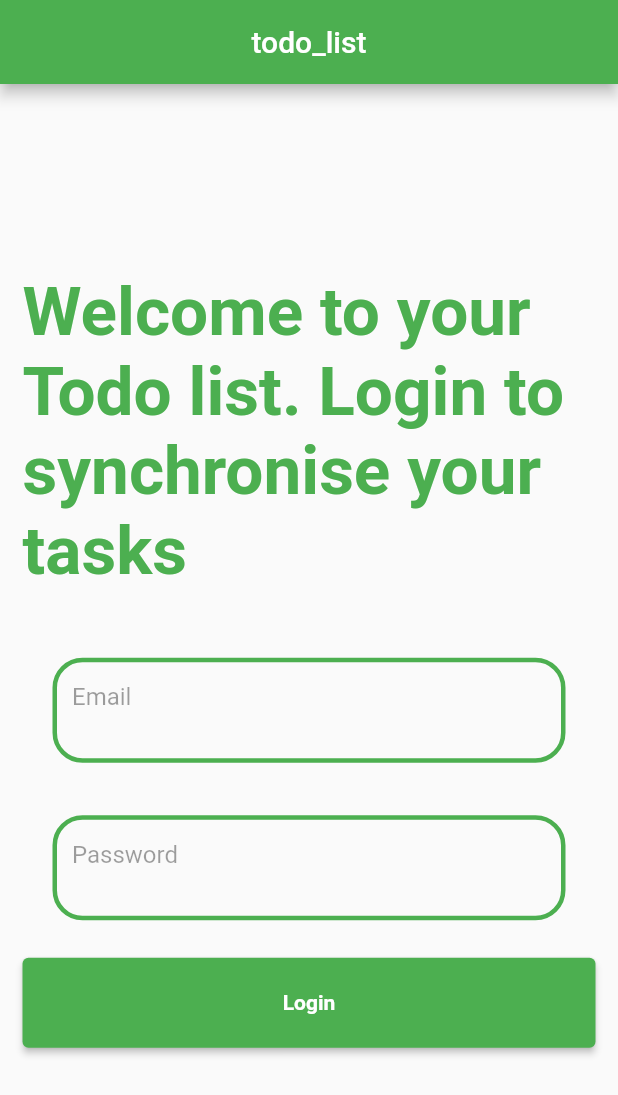
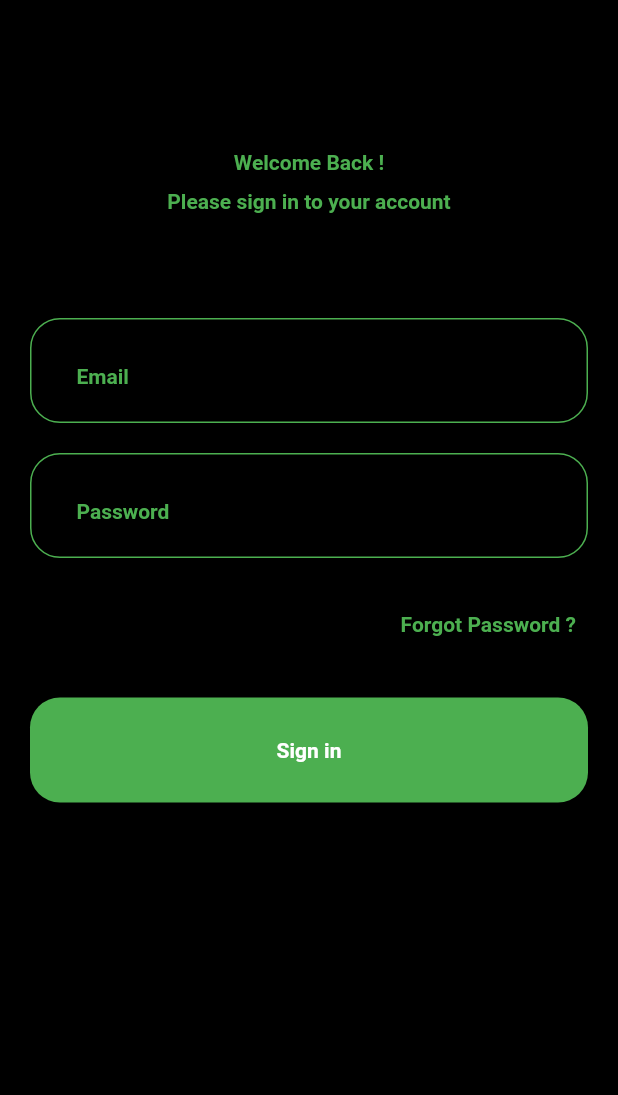
Before and after one commit to ClichyMercury/todo_list, a Flutter app: the screen it shows after launch, on a phone screen of 412 x 824 dp. Shown: the top 1095 px of the screen. Run offline on Flutter 3.47's test engine with Material 2 defaults, Android fonts, the phone set to English and light mode, and no system bars; our stand-ins replace equatable.

Commit message:
refactorisation es elements

```diff
--- /dev/null
+++ b/lib/features/loginAndRegister/presenter/pages/login_page.dart
@@ -0,0 +1,117 @@
+import 'package:flutter/material.dart';
+import 'package:todo_list/features/loginAndRegister/widgets/main_button.dart';
+import 'package:todo_list/features/loginAndRegister/widgets/text_fild.dart';
+
+class LoginPage extends StatefulWidget {
+  LoginPage({
+    Key? key,
+  }) : super(key: key);
+
+  @override
+  _LoginPageState createState() => _LoginPageState();
+}
+
+class _LoginPageState extends State<LoginPage> {
+  TextEditingController userName = TextEditingController();
+  TextEditingController userPass = TextEditingController();
+  final FocusNode _userNameFocusNode = FocusNode();
+  final FocusNode _userPassFocusNode = FocusNode();
+
+  String get email => userName.text;
+  String get password => userPass.text;
+
+  bool _isLoading = false;
+
+  @override
+  Widget build(BuildContext context) {
+    return Scaffold(
+      backgroundColor: Colors.black,
+      body: Padding(
+        padding: EdgeInsets.only(top: 50.0),
+        child: SingleChildScrollView(
+          child: Column(
+            children: [
+              SizedBox(height: 50.0),
+              _buildHeader(),
+              SizedBox(height: 10.0),
+              Text(
+                'Please sign in to your account',
+                style: TextStyle(
+                  fontSize: 14,
+                  color: Colors.green,
+                  fontWeight: FontWeight.bold,
+                ),
+              ),
+              SizedBox(height: 60.0),
+              textFild(
+                enabled: _isLoading == false,
+                focusNode: _userNameFocusNode,
+                textInputAction: TextInputAction.next,
+                keyBordType: TextInputType.emailAddress,
+                controller: userName,
+                image: 'user.svg',
+                hintTxt: 'Email',
+              ),
+              textFild(
+                enabled: _isLoading == false,
+                focusNode: _userPassFocusNode,
+                textInputAction: TextInputAction.done,
+                controller: userPass,
+                image: 'hide.svg',
+                isObs: true,
+                hintTxt: 'Password',
+              ),
+              SizedBox(height: 10.0),
+              Align(
+                alignment: Alignment.centerRight,
+                child: Padding(
+                  padding: EdgeInsets.only(right: 20.0),
+                  child: TextButton(
+                    onPressed: () {},
+                    child: Text(
+                      'Forgot Password ?',
+                      style: TextStyle(
+                        fontSize: 14,
+                        color: Colors.green,
+                        fontWeight: FontWeight.bold,
+                      ),
+                    ),
+                  ),
+                ),
+              ),
+              SizedBox(height: 25.0),
+              Align(
+                alignment: Alignment.bottomCenter,
+                child: Column(
+                  children: [
+                    Mainbutton(
+                      onTap: () {},
+                      text: 'Sign in',
+                      btnColor: Colors.green,
+                    ),
+                  ],
+                ),
+              )
+            ],
+          ),
+        ),
+      ),
+    );
+  }
+
+  Widget _buildHeader() {
+    if (_isLoading) {
+      return Center(
+        child: CircularProgressIndicator(),
+      );
+    }
+    return Text(
+      'Welcome Back !',
+      style: TextStyle(
+        fontSize: 14,
+        color: Colors.green,
+        fontWeight: FontWeight.bold,
+      ),
+    );
+  }
+}
--- /dev/null
+++ b/lib/features/loginAndRegister/widgets/main_button.dart
@@ -0,0 +1,52 @@
+import 'package:flutter/material.dart';
+
+
+class Mainbutton extends StatelessWidget {
+  final Function() onTap;
+  final String text;
+  final String? image;
+  final Color? txtColor;
+  final Color btnColor;
+  const Mainbutton({
+    Key? key,
+    required this.onTap,
+    required this.text,
+    this.image,
+    this.txtColor,
+    required this.btnColor,
+  }) : super(key: key);
+
+  @override
+  Widget build(BuildContext context) {
+    return GestureDetector(
+      onTap: onTap,
+      child: Container(
+        height: 70.0,
+        margin: EdgeInsets.symmetric(horizontal: 20.0),
+        decoration: BoxDecoration(
+          color: btnColor,
+          borderRadius: BorderRadius.circular(20.0),
+        ),
+        child: Row(
+          mainAxisAlignment: MainAxisAlignment.center,
+          children: [
+            if (image != null)
+              Image.asset(
+                'assets/images/$image',
+                height: 25.0,
+                width: 60.0,
+              ),
+            Text(
+              text,
+              style: TextStyle(
+                fontSize: 14,
+                color: Colors.white,
+                fontWeight: FontWeight.bold,
+              )
+            )
+          ],
+        ),
+      ),
+    );
+  }
+}
--- /dev/null
+++ b/lib/features/loginAndRegister/widgets/text_fild.dart
@@ -0,0 +1,58 @@
+import 'package:flutter/material.dart';
+
+Widget textFild({
+  required String hintTxt,
+  required String image,
+  required TextEditingController controller,
+  bool isObs = false,
+  TextInputType? keyBordType,
+  TextInputAction? textInputAction,
+  FocusNode? focusNode,
+  String? errorText,
+  required bool enabled,
+}) {
+  return Container(
+    height: 70.0,
+    padding: EdgeInsets.symmetric(horizontal: 30.0),
+    margin: EdgeInsets.symmetric(
+      horizontal: 20.0,
+      vertical: 10.0,
+    ),
+    decoration: BoxDecoration(
+        borderRadius: BorderRadius.circular(20.0),
+        border: Border.all(color: Colors.green)),
+    child: Row(
+      mainAxisAlignment: MainAxisAlignment.spaceBetween,
+      children: [
+        Container(
+          width: 270.0,
+          child: TextField(
+            focusNode: focusNode,
+            textInputAction: textInputAction,
+            autocorrect: false,
+            controller: controller,
+            textAlignVertical: TextAlignVertical.center,
+            obscureText: isObs,
+            keyboardType: keyBordType,
+            decoration: InputDecoration(
+              enabled: enabled,
+              errorText: errorText,
+              border: InputBorder.none,
+              hintText: hintTxt,
+              hintStyle: TextStyle(
+                fontSize: 14,
+                color: Colors.green,
+                fontWeight: FontWeight.bold,
+              ),
+            ),
+            style: TextStyle(
+              fontSize: 14,
+              color: Colors.white,
+              fontWeight: FontWeight.w600,
+            ),
+          ),
+        ),
+      ],
+    ),
+  );
+}
--- a/lib/main.dart
+++ b/lib/main.dart
@@ -1,4 +1,6 @@
 import 'package:flutter/material.dart';
+
+import 'features/loginAndRegister/presenter/pages/login_page.dart';
 
 void main() {
   runApp(const MyApp());
@@ -15,142 +17,7 @@ class MyApp extends StatelessWidget {
       theme: ThemeData(
         primarySwatch: Colors.green,
       ),
-      home: const MyHomePage(),
+      home: LoginPage(),
     );
   }
 }
-
-class MyHomePage extends StatefulWidget {
-  const MyHomePage({
-    super.key,
-  });
-
-  @override
-  State<MyHomePage> createState() => _MyHomePageState();
-}
-
-class _MyHomePageState extends State<MyHomePage> {
-  int _counter = 0;
-
-  String title = "todo_list";
-
-  TextEditingController emailctrl = TextEditingController();
-  TextEditingController passwordctrl = TextEditingController();
-
-  FocusNode emailFN = FocusNode();
-  FocusNode passwordFN = FocusNode();
-
-  @override
-  Widget build(BuildContext context) {
-    return Scaffold(
-      appBar: AppBar(
-        centerTitle: true,
-        title: Text(title),
-      ),
-      body: Center(
-        child: Container(
-          padding: EdgeInsets.all(15),
-          child: Column(
-            mainAxisAlignment: MainAxisAlignment.center,
-            children: <Widget>[
-              const Text(
-                'Welcome to your Todo list. Login to synchronise your tasks',
-                style: TextStyle(
-                    color: Colors.green,
-                    fontSize: 45,
-                    fontWeight: FontWeight.bold),
-              ),
-              SizedBox(height: 35),
-              Container(
-                height: 70,
-                padding: EdgeInsets.symmetric(horizontal: 10.0),
-                margin: EdgeInsets.symmetric(
-                  horizontal: 20.0,
-                  vertical: 10.0,
-                ),
-                decoration: BoxDecoration(
-                  border: Border.all(
-                    color: Colors.green,
-                    style: BorderStyle.solid,
-                    width: 3,
-                  ),
-                  borderRadius: BorderRadius.circular(20.0),
-                ),
-                child: TextField(
-                  focusNode: emailFN,
-                  textInputAction: TextInputAction.next,
-                  autocorrect: false,
-                  controller: emailctrl,
-                  textAlignVertical: TextAlignVertical.center,
-                  obscureText: false,
-                  keyboardType: TextInputType.emailAddress,
-                  decoration: InputDecoration(
-                    enabled: false,
-                    errorText: 'enter your email',
-                    border: InputBorder.none,
-                    hintText: 'Email',
-                  ),
-                ),
-              ),
-              SizedBox(height: 15),
-              Container(
-                height: 70,
-                padding: EdgeInsets.symmetric(horizontal: 10.0),
-                margin: EdgeInsets.symmetric(
-                  horizontal: 20.0,
-                  vertical: 10.0,
-                ),
-                decoration: BoxDecoration(
-                  border: Border.all(
-                    color: Colors.green,
-                    style: BorderStyle.solid,
-                    width: 3,
-                  ),
-                  borderRadius: BorderRadius.circular(20.0),
-                ),
-                child: TextField(
-                  focusNode: passwordFN,
-                  textInputAction: TextInputAction.done,
-                  autocorrect: false,
-                  controller: passwordctrl,
-                  textAlignVertical: TextAlignVertical.center,
-                  obscureText: false,
-                  keyboardType: TextInputType.visiblePassword,
-                  decoration: InputDecoration(
-                    enabled: false,
-                    errorText: 'enter your Password',
-                    border: InputBorder.none,
-                    hintText: 'Password',
-                  ),
-                ),
-              ),
-              SizedBox(height: 15),
-              ElevatedButton(
-                onPressed: () {},
-                child: Container(
-                  height: 40,
-                  padding: EdgeInsets.symmetric(horizontal: 10.0),
-                  margin: EdgeInsets.symmetric(
-                    horizontal: 20.0,
-                    vertical: 10.0,
-                  ),
-                  decoration: BoxDecoration(
-                    color: Colors.green,
-                    borderRadius: BorderRadius.circular(50.0),
-                  ),
-                  child: const Center(
-                    child: Text(
-                      'Login',
-                      style: TextStyle(
-                          color: Colors.white, fontWeight: FontWeight.bold),
-                    ),
-                  ),
-                ),
-              ),
-            ],
-          ),
-        ),
-      ),
-    );
-  }
-}
--- a/pubspec.yaml
+++ b/pubspec.yaml
@@ -36,6 +36,7 @@ dependencies:
   # The following adds the Cupertino Icons font to your application.
   # Use with the CupertinoIcons class for iOS style icons.
   cupertino_icons: ^1.0.2
+  equatable: ^2.0.5
 
 dev_dependencies:
   flutter_test:
```
Also changed, not shown: lib/core/failure/failures.dart (added, +36 -0 lines), lib/core/widgets/alertDialog/custom_alert_dialog.dart (added, +79 -0 lines), lib/core/widgets/animation/custom_opacity_animation.dart (added, +35 -0 lines), lib/core/widgets/default_app_bar.dart (added, +21 -0 lines), lib/core/widgets/error/error_page.dart (added, +50 -0 lines), lib/core/widgets/error/error_widget.dart (added, +44 -0 lines), lib/core/widgets/loaders/loading_page.dart (added, +25 -0 lines), lib/core/widgets/loading_widget.dart (added, +12 -0 lines), pubspec.lock.
